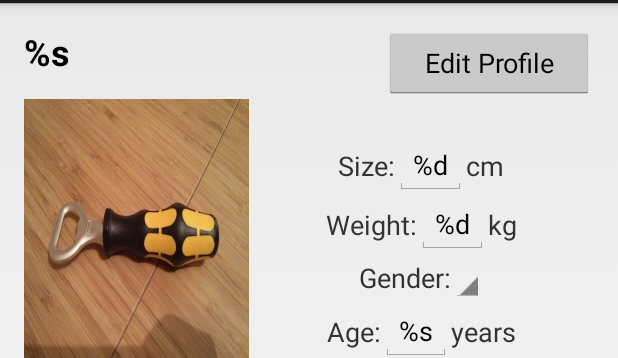
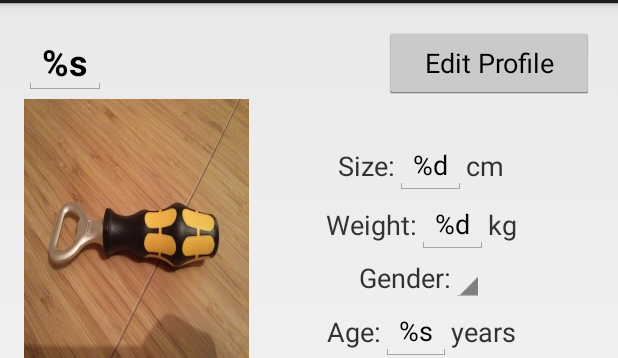
Before and after one commit to mcany/Ferienakademie2014Client, an Android app: the layout activity_profile.xml on its own in the app's theme, with its tools: preview values and no code run, on a phone screen of 412 x 824 dp, the part 69-427 px from its top. Run offline under Robolectric (Android 15) with nearby library versions, the light colour scheme and no system bars.

Commit message:
A smaller fix to avoid changing position of the name text.

```diff
--- a/nEVERrEST/app/src/main/res/layout/activity_profile.xml
+++ b/nEVERrEST/app/src/main/res/layout/activity_profile.xml
@@ -12,7 +12,6 @@
         android:layout_height="wrap_content"
         android:orientation="horizontal">
 
-
         <EditText
             android:id="@+id/userName"
             android:layout_width="wrap_content"
@@ -21,8 +20,7 @@
             android:text="%s"
             android:textSize="24dp"
             android:textStyle="bold"
-            android:gravity="center_vertical"
-            android:background="#00FFFFFF"/>
+            android:gravity="center_vertical"/>
 
         <Button
             android:id="@+id/enableEditingButton"
```
